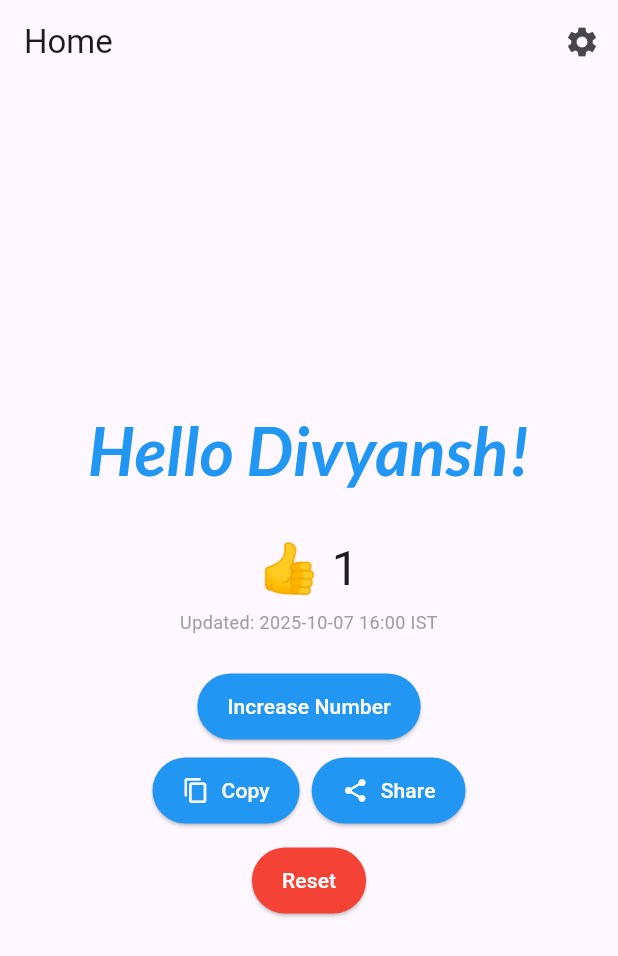
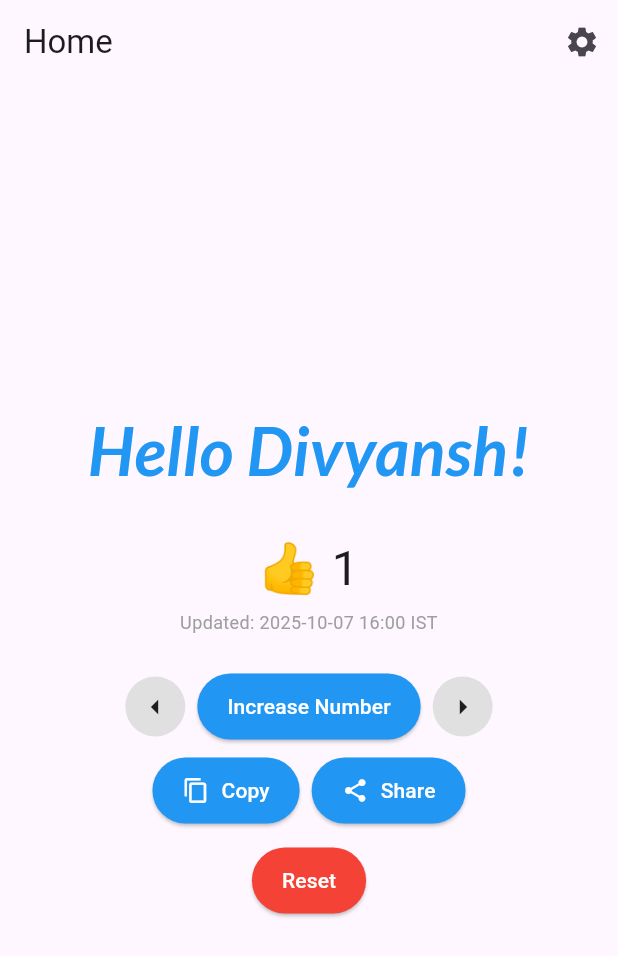
Before and after one commit to divyanshkumarindia/flutter_projects, a Flutter app: the screen it shows after launch, after a tap on "Increase Number", on a phone screen of 412 x 824 dp. Shown: the top 956 px of the screen. Run offline on Flutter 3.47's test engine with Material 3 defaults, Android fonts, the phone set to English and light mode, and no system bars; our stand-ins replace google_fonts, share_plus, shared_preferences.

Commit message:
Added arrow buttons for fast inc/dec, prevented negatives, and refined emoji animation

```diff
--- a/01_click_counter/lib/main.dart
+++ b/01_click_counter/lib/main.dart
@@ -1,5 +1,6 @@
 import 'package:flutter/foundation.dart';
 import 'package:flutter/material.dart';
+import 'dart:async';
 import 'package:google_fonts/google_fonts.dart';
 import 'package:provider/provider.dart';
 import 'package:shared_preferences/shared_preferences.dart';
@@ -15,11 +16,9 @@ class CounterProvider extends ChangeNotifier {
   // Keys for SharedPreferences, to store the counter value and last updated timestamp.
   int _count = 0;
   DateTime? _lastUpdated;
-  // _lastUpdated can be null initially if never updated, like on first load.
+  bool _shouldAnimate = false;
   int get count => _count;
   DateTime? get lastUpdated => _lastUpdated;
-  // This lastUpdated getter can return null if never updated.
-  // like when the app is first installed and opened.
 
   CounterProvider() {
     _loadFromPrefs();
@@ -32,9 +31,6 @@ class CounterProvider extends ChangeNotifier {
     if (millis != null) {
       _lastUpdated = DateTime.fromMillisecondsSinceEpoch(millis);
     }
-    // If millis is null, _lastUpdated remains null.
-    // Here millis is an integer representing the timestamp in milliseconds since epoch.
-    // Epoch is Jan 1, 1970 UTC.
     notifyListeners();
   }
 
@@ -46,15 +42,30 @@ class CounterProvider extends ChangeNotifier {
         _prefsUpdatedKey,
         _lastUpdated!.millisecondsSinceEpoch,
       );
-    } // If _lastUpdated is null, we don't save it.
+    }
   }
 
-  void increment() {
+  void increment({bool animate = true}) {
     _count++;
     _lastUpdated = DateTime.now();
-    // Set last updated to current time on increment.
+    _shouldAnimate = animate;
     _saveToPrefs();
     notifyListeners();
+  }
+
+  void decrement({bool animate = false}) {
+    if (_count <= 0) return;
+    _count--;
+    _lastUpdated = DateTime.now();
+    _shouldAnimate = animate;
+    _saveToPrefs();
+    notifyListeners();
+  }
+
+  bool get shouldAnimate => _shouldAnimate;
+
+  void clearAnimateFlag() {
+    _shouldAnimate = false;
   }
 
   void reset() {
@@ -64,11 +75,9 @@ class CounterProvider extends ChangeNotifier {
     notifyListeners();
   }
 
-  /// Restore to a given value (used for undo or programmatic restores)
   void restore(int value, {DateTime? updatedAt}) {
     _count = value;
     _lastUpdated = updatedAt ?? DateTime.now();
-    // What here we did is that we set last updated to the provided time or now if not provided.
     _saveToPrefs();
     notifyListeners();
   }
@@ -180,8 +189,13 @@ class _CounterDisplayState extends State<CounterDisplay>
   }
 
   void _onProviderChange() {
+    final provider = Provider.of<CounterProvider>(context, listen: false);
+    // Only animate for single-tap increments that requested animation
+    if (provider.shouldAnimate) {
       // Play bounce: up then back
       _controller.forward().then((_) => _controller.reverse());
+      provider.clearAnimateFlag();
+    }
   }
 
   @override
@@ -198,8 +212,6 @@ class _CounterDisplayState extends State<CounterDisplay>
   Widget build(BuildContext context) {
     final count = context.watch<CounterProvider>().count;
     final last = context.watch<CounterProvider>().lastUpdated;
-    // here last can be null if never updated.
-    // Build a compact column: a row with emoji + number, then timestamp centered
     return Column(
       mainAxisSize: MainAxisSize.min,
       children: [
@@ -252,19 +264,53 @@ class ControlButtons extends StatelessWidget {
   @override
   Widget build(BuildContext context) {
     final provider = Provider.of<CounterProvider>(context, listen: false);
-
     return Column(
       children: [
+        // Row with left arrow, main increase button, and right arrow
+        Row(
+          mainAxisSize: MainAxisSize.min,
+          children: [
+            // Left arrow (decrement)
+            _RepeatIconButton(
+              icon: Icons.arrow_left,
+              color: Colors.grey.shade300,
+              onTap: () {
+                HapticFeedback.selectionClick();
+                provider.decrement(animate: true);
+              },
+              onHold: () {
+                // continuous fast decrement while holding
+                provider.decrement(animate: false);
+              },
+            ),
+            const SizedBox(width: 8),
+            // Sized box for spacing
+            // And to control the radius of the button  like to make it more rounded or less rounded.
+            // to control radius of the button we can use the shape property of the ElevatedButton.
+            // like ElevatedButton.styleFrom(shape: RoundedRectangleBorder(borderRadius: BorderRadius.circular(12)))
             ElevatedButton(
               onPressed: () {
                 HapticFeedback.selectionClick();
-            // Haptic feedback is used to provide tactile feedback to the user
-            // like a vibration when they press the button
-            // selectionClick is a light feedback
-            // mediumImpact is a stronger feedback (used in reset button below)
-            provider.increment();
+                // single-tap increment should animate
+                provider.increment(animate: true);
               },
               child: const Text('Increase Number'),
+            ),
+            const SizedBox(width: 8),
+            // Right arrow (increment)
+            _RepeatIconButton(
+              icon: Icons.arrow_right,
+              color: Colors.grey.shade300,
+              onTap: () {
+                HapticFeedback.selectionClick();
+                provider.increment(animate: true);
+              },
+              onHold: () {
+                // continuous fast increment while holding
+                provider.increment(animate: false);
+              },
+            ),
+          ],
         ),
 
         // Copy and Share buttons ----------------------------------------------
@@ -350,3 +396,66 @@ class ControlButtons extends StatelessWidget {
     );
   }
 }
+
+/// A small icon button that supports single tap and press-and-hold repeating.
+class _RepeatIconButton extends StatefulWidget {
+  final IconData icon;
+  final Color color;
+  final VoidCallback onTap;
+  final VoidCallback onHold;
+
+  const _RepeatIconButton({
+    required this.icon,
+    required this.color,
+    required this.onTap,
+    required this.onHold,
+  });
+
+  @override
+  State<_RepeatIconButton> createState() => _RepeatIconButtonState();
+}
+
+class _RepeatIconButtonState extends State<_RepeatIconButton> {
+  Timer? _repeatTimer;
+  Timer? _delayTimer;
+
+  void _startRepeat() {
+    // small initial delay then repeat quickly
+    _delayTimer = Timer(const Duration(milliseconds: 300), () {
+      _repeatTimer = Timer.periodic(const Duration(milliseconds: 80), (_) {
+        widget.onHold();
+      });
+    });
+  }
+
+  void _stopRepeat() {
+    _delayTimer?.cancel();
+    _repeatTimer?.cancel();
+    _delayTimer = null;
+    _repeatTimer = null;
+  }
+
+  @override
+  Widget build(BuildContext context) {
+    return GestureDetector(
+      onTap: widget.onTap,
+      onTapDown: (_) => _startRepeat(),
+      onTapUp: (_) => _stopRepeat(),
+      onTapCancel: () => _stopRepeat(),
+      child: Container(
+        padding: const EdgeInsets.all(8),
+        decoration: BoxDecoration(
+          color: widget.color,
+          borderRadius: BorderRadius.circular(24),
+        ),
+        child: Icon(widget.icon, size: 24),
+      ),
+    );
+  } // This section is used to build the icon button with tap and hold functionality.
+
+  @override
+  void dispose() {
+    _stopRepeat();
+    super.dispose();
+  }
+}
```
Lines whose indentation alone changed are shown as unchanged.
